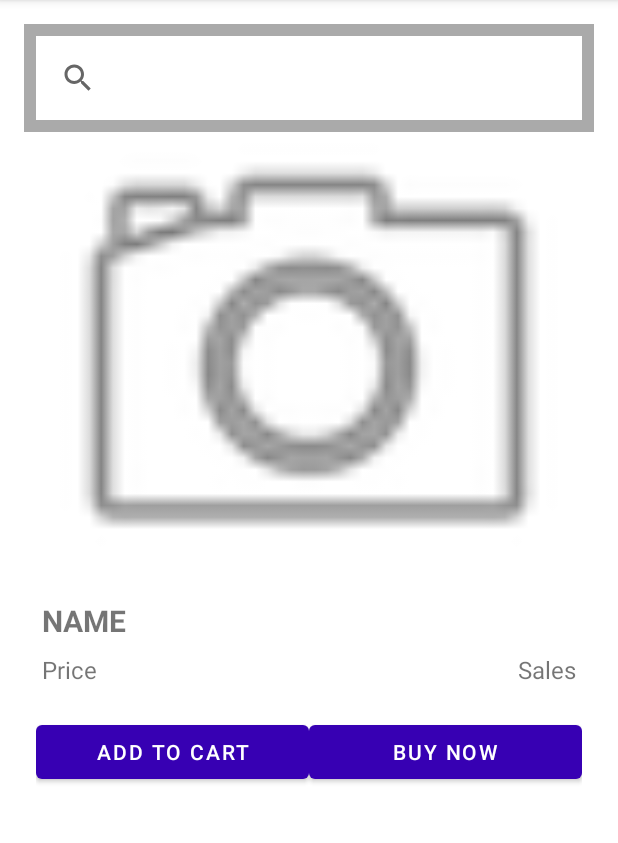
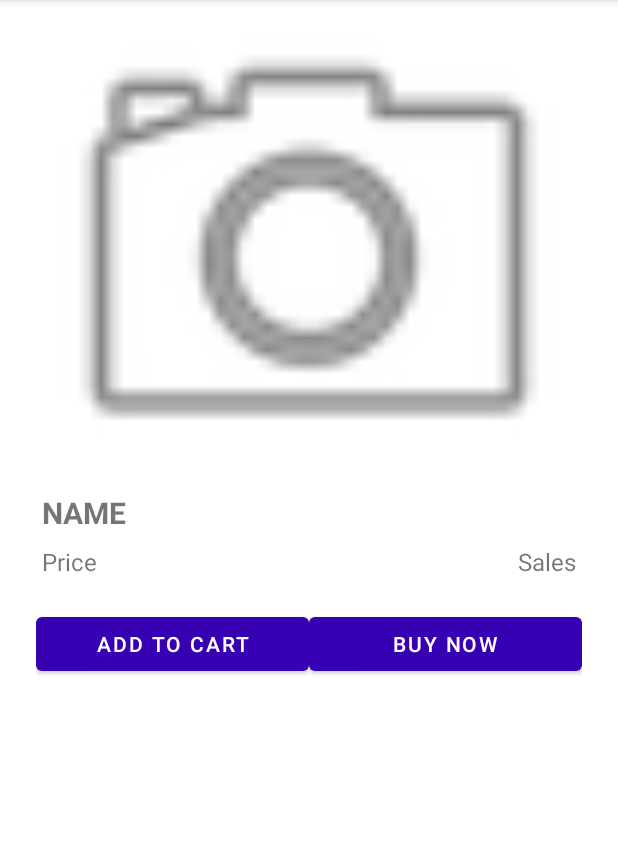
Before and after one commit to MjVarro/PRM392_MobileShopping, an Android app: the ProductDetailActivity screen opened directly, with no data from a screen before it, on a phone screen of 412 x 824 dp, the part 84-927 px from its top. Run offline under Robolectric (Android 15) with nearby library versions, the light colour scheme and no system bars; 1 statement that could not run was skipped.

Commit message:
UPDATE LẠI NÚT Ở TRÊN MENU

```diff
--- a/app/build.gradle
+++ b/app/build.gradle
@@ -9,7 +9,7 @@ android {
     defaultConfig {
         applicationId "com.example.test1"
         minSdk 27
-        targetSdk 34
+        targetSdk 35
         versionCode 1
         versionName "1.0"
 
--- a/app/src/main/AndroidManifest.xml
+++ b/app/src/main/AndroidManifest.xml
@@ -13,7 +13,7 @@
         android:roundIcon="@mipmap/ic_launcher_round"
         android:supportsRtl="true"
         android:theme="@style/AppTheme2"
-        tools:targetApi="31">
+        tools:targetApi="35">
         <activity
             android:name=".ChangeProfileActivity"
             android:exported="false" />
--- a/app/src/main/java/com/example/test1/CategoriesActivity.java
+++ b/app/src/main/java/com/example/test1/CategoriesActivity.java
@@ -138,6 +138,10 @@ public class CategoriesActivity extends AppCompatActivity {
             startActivity(new Intent(this, CategoriesActivity.class));
             finish();
             return true;
+        } else if (itemId == R.id.menu_home){
+            startActivity(new Intent(this, MainActivity.class));
+            finish();
+
         } else if (itemId == R.id.menu_cart) {
             startActivity(new Intent(this, ShoppingCartActivity.class));
             return true;
--- a/app/src/main/java/com/example/test1/CheckoutActivity.java
+++ b/app/src/main/java/com/example/test1/CheckoutActivity.java
@@ -16,7 +16,6 @@ import androidx.appcompat.app.AppCompatActivity;
 import androidx.recyclerview.widget.LinearLayoutManager;
 import androidx.recyclerview.widget.RecyclerView;
 
-import com.example.test1.adapter.CheckoutAdapter;
 import com.example.test1.entity.CartItem;
 
 import java.util.ArrayList;
--- a/app/src/main/java/com/example/test1/adapter/CheckoutAdapter.java
+++ b/app/src/main/java/com/example/test1/CheckoutAdapter.java
@@ -1,4 +1,4 @@
-package com.example.test1.adapter;
+package com.example.test1;
 
 import android.view.LayoutInflater;
 import android.view.View;
@@ -9,7 +9,6 @@ import android.widget.TextView;
 import androidx.annotation.NonNull;
 import androidx.recyclerview.widget.RecyclerView;
 
-import com.example.test1.R;
 import com.example.test1.entity.CartItem;
 
 import java.util.List;
--- a/app/src/main/java/com/example/test1/LoginActivity.java
+++ b/app/src/main/java/com/example/test1/LoginActivity.java
@@ -59,6 +59,7 @@ public class LoginActivity extends AppCompatActivity {
 
         // Initialize DAO
         accountDAO = new AccountDAO(this);
+        accountDAO.insertSampleAccounts();
 
         // Password visibility toggle
         tv_password_visibility.setOnClickListener(v -> {
--- a/app/src/main/java/com/example/test1/ProductDetailActivity.java
+++ b/app/src/main/java/com/example/test1/ProductDetailActivity.java
@@ -120,6 +120,10 @@ public class ProductDetailActivity extends AppCompatActivity {
             startActivity(new Intent(this, CategoriesActivity.class));
             finish();
             return true;
+        } else if (itemId == R.id.menu_home){
+            startActivity(new Intent(this, MainActivity.class));
+            finish();
+            return true;
         } else if (itemId == R.id.menu_cart) {
             startActivity(new Intent(this, ShoppingCartActivity.class));
             return true;
--- a/app/src/main/java/com/example/test1/ProductListActivity.java
+++ b/app/src/main/java/com/example/test1/ProductListActivity.java
@@ -183,6 +183,10 @@ public class ProductListActivity extends AppCompatActivity {
             startActivity(new Intent(this, CategoriesActivity.class));
             finish();
             return true;
+        } else if (itemId == R.id.menu_home){
+            startActivity(new Intent(this, MainActivity.class));
+            finish();
+
         } else if (itemId == R.id.menu_cart) {
             startActivity(new Intent(this, ShoppingCartActivity.class));
             return true;
--- a/app/src/main/res/layout/activity_product_detail.xml
+++ b/app/src/main/res/layout/activity_product_detail.xml
@@ -7,25 +7,7 @@
     android:background="@android:color/white">
 
     <!-- Header with only SearchView -->
-    <LinearLayout
-        android:layout_width="match_parent"
-        android:layout_height="wrap_content"
-        android:background="@android:color/darker_gray"
-        android:orientation="horizontal"
-        android:padding="8dp"
-        android:gravity="center_vertical">
 
-        <!-- SearchView -->
-        <androidx.appcompat.widget.SearchView
-            android:id="@+id/searchView"
-            android:layout_width="0dp"
-            android:layout_height="wrap_content"
-            android:layout_weight="1"
-            android:background="@android:color/white"
-            android:padding="4dp"
-            android:queryHint="Search products..."
-            android:iconifiedByDefault="false" />
-    </LinearLayout>
 
     <!-- Product Image -->
     <ImageView
--- a/app/src/main/res/menu/main_menu.xml
+++ b/app/src/main/res/menu/main_menu.xml
@@ -13,6 +13,12 @@
         android:title="Categories"
         app:showAsAction="never"/>
 
+    <item
+        android:id="@+id/menu_home"
+        android:title="Home"
+        app:showAsAction="never"
+        android:icon="@drawable/ic_home"/>
+
 
     <item
         android:id="@+id/menu_cart"
```
